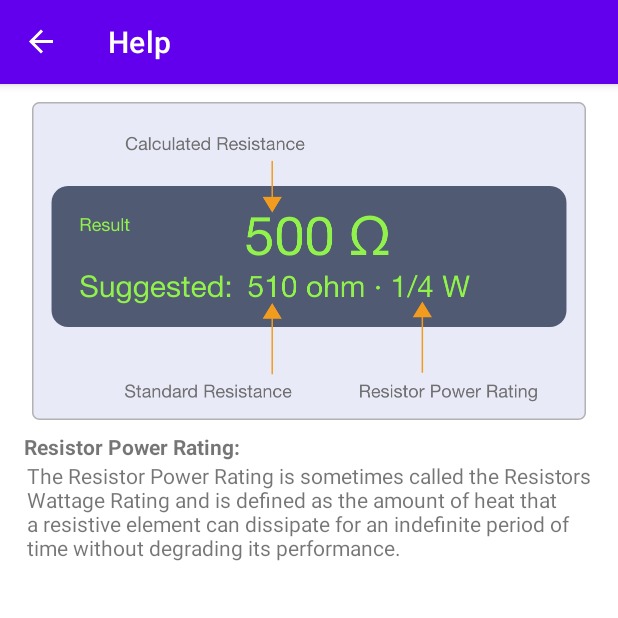
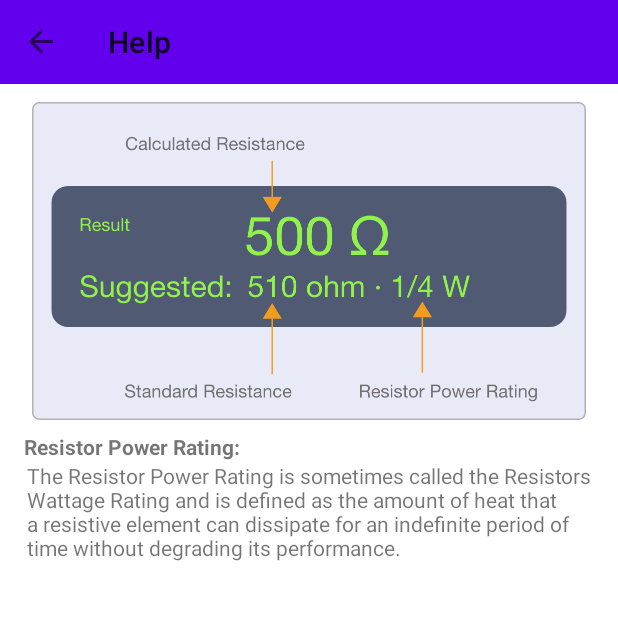
Before and after one commit to Helaluzzaman/LEDResistorCalculator, an Android app: the screen it shows after launch (MainActivity), in the options menu, after a tap on "Help", on a phone screen of 412 x 824 dp, the top half of it. Run offline under Robolectric (Android 15) with nearby library versions, the phone set to English and light mode, and no system bars; our stand-ins replace navigation-ui.

Commit message:
toolbar added.

```diff
--- a/app/src/main/java/com/hbsoft/ledresistorcalculator/MainActivity.kt
+++ b/app/src/main/java/com/hbsoft/ledresistorcalculator/MainActivity.kt
@@ -2,18 +2,56 @@ package com.hbsoft.ledresistorcalculator
 
 import androidx.appcompat.app.AppCompatActivity
 import android.os.Bundle
+import androidx.appcompat.widget.Toolbar
+import androidx.drawerlayout.widget.DrawerLayout
+import androidx.navigation.NavController
 import androidx.navigation.findNavController
+import androidx.navigation.ui.AppBarConfiguration
+import androidx.navigation.ui.navigateUp
 import androidx.navigation.ui.setupActionBarWithNavController
+import androidx.navigation.ui.setupWithNavController
+import com.google.android.material.navigation.NavigationView
+
+lateinit var appBarConfiguration: AppBarConfiguration
 
 class MainActivity : AppCompatActivity() {
     override fun onCreate(savedInstanceState: Bundle?) {
         super.onCreate(savedInstanceState)
         setContentView(R.layout.activity_main)
-        setupActionBarWithNavController(findNavController(R.id.fragmentContainerView))
+
+        val toolbar = findViewById<Toolbar>(R.id.toolbar)
+        setSupportActionBar(toolbar)
+
+//        val host:NavHostFragment = supportFragmentManager.findFragmentById(R.id.my_nav_host_fragment) as NavHostFragment? ?: return
+//        val navController: NavController = host.navController
+        val navController = findNavController(R.id.my_nav_host_fragment)
+        val drawerLayout: DrawerLayout = findViewById(R.id.drawer_layout)
+        appBarConfiguration = AppBarConfiguration(
+            setOf(R.id.launchFragment, R.id.settingFragment), drawerLayout
+        )
+
+        setupSideNavigationView(navController)
+        setupActionBar(navController, appBarConfiguration)
+
+//        setupActionBarWithNavController(findNavController(R.id.my_nav_host_fragment))
+    }
+
+    private fun setupActionBar(
+        navController: NavController,
+        appBarConfiguration: AppBarConfiguration
+    ) {
+        setupActionBarWithNavController(navController, appBarConfiguration)
+    }
+
+    private fun setupSideNavigationView(navController: NavController) {
+        // drawer navigation.
+        val sideNavView = findViewById<NavigationView>(R.id.side_navigation)
+        sideNavView.setupWithNavController(navController)
     }
 
     override fun onSupportNavigateUp(): Boolean {
-        val navController = findNavController(R.id.fragmentContainerView)
-        return navController.navigateUp()||super.onSupportNavigateUp()
+        val navController = findNavController(R.id.my_nav_host_fragment)
+        return navController.navigateUp(appBarConfiguration)
     }
+
 }
--- a/app/src/main/java/com/hbsoft/ledresistorcalculator/fragments/LaunchFragment.kt
+++ b/app/src/main/java/com/hbsoft/ledresistorcalculator/fragments/LaunchFragment.kt
@@ -14,6 +14,7 @@ import androidx.core.graphics.drawable.DrawableCompat
 import androidx.core.view.get
 import androidx.fragment.app.viewModels
 import androidx.navigation.fragment.findNavController
+import androidx.navigation.ui.onNavDestinationSelected
 import com.hbsoft.ledresistorcalculator.R
 import com.hbsoft.ledresistorcalculator.data.CalculationData
 import com.hbsoft.ledresistorcalculator.data.Led
@@ -152,9 +153,10 @@ class LaunchFragment : Fragment() {
     }
 
     override fun onOptionsItemSelected(item: MenuItem): Boolean {
+        item.onNavDestinationSelected(findNavController())
         when(item.itemId){
-            R.id.menu_about -> findNavController().navigate(R.id.action_launchFragment_to_aboutFragment)
-            R.id.menu_help -> findNavController().navigate(R.id.action_launchFragment_to_helpFragment)
+//            R.id.menu_about -> findNavController().navigate(R.id.action_launchFragment_to_aboutFragment)
+//            R.id.menu_help -> findNavController().navigate(R.id.action_launchFragment_to_helpFragment)
         }
         return super.onOptionsItemSelected(item)
     }
--- a/app/src/main/res/layout/activity_main.xml
+++ b/app/src/main/res/layout/activity_main.xml
@@ -1,13 +1,25 @@
 <?xml version="1.0" encoding="utf-8"?>
-<androidx.constraintlayout.widget.ConstraintLayout xmlns:android="http://schemas.android.com/apk/res/android"
+<androidx.drawerlayout.widget.DrawerLayout xmlns:android="http://schemas.android.com/apk/res/android"
     xmlns:app="http://schemas.android.com/apk/res-auto"
+    android:id="@+id/drawer_layout"
     xmlns:tools="http://schemas.android.com/tools"
     android:layout_width="match_parent"
     android:layout_height="match_parent"
     tools:context=".MainActivity">
+    <LinearLayout
+        android:layout_width="match_parent"
+        android:layout_height="match_parent"
+        android:orientation="vertical">
+        <androidx.appcompat.widget.Toolbar
+            android:id="@+id/toolbar"
+            android:layout_width="match_parent"
+            android:layout_height="wrap_content"
+            android:background="@color/design_default_color_primary"
+            style="@style/ThemeOverlay.MaterialComponents.Dark.ActionBar"
 
+            />
         <fragment
-        android:id="@+id/fragmentContainerView"
+            android:id="@+id/my_nav_host_fragment"
             android:name="androidx.navigation.fragment.NavHostFragment"
             android:layout_width="match_parent"
             android:layout_height="match_parent"
@@ -18,4 +30,13 @@
             app:layout_constraintStart_toStartOf="parent"
             app:layout_constraintTop_toTopOf="parent"
             app:navGraph="@navigation/navigation" />
-</androidx.constraintlayout.widget.ConstraintLayout>
+    </LinearLayout>
+
+    <com.google.android.material.navigation.NavigationView
+        android:id="@+id/side_navigation"
+        android:layout_width="wrap_content"
+        android:layout_height="match_parent"
+        android:layout_gravity="start"
+        app:menu="@menu/launch_fragment"
+        />
+</androidx.drawerlayout.widget.DrawerLayout>
--- a/app/src/main/res/menu/launch_fragment.xml
+++ b/app/src/main/res/menu/launch_fragment.xml
@@ -1,7 +1,7 @@
 <?xml version="1.0" encoding="utf-8"?>
 <menu xmlns:android="http://schemas.android.com/apk/res/android">
-    <item android:id="@+id/menu_help"
+    <item android:id="@+id/action_launchFragment_to_helpFragment"
         android:title="@string/help"/>
-    <item android:id="@+id/menu_about"
+    <item android:id="@+id/action_launchFragment_to_aboutFragment"
         android:title="@string/about"/>
 </menu>
--- a/app/src/main/res/values-night/themes.xml
+++ b/app/src/main/res/values-night/themes.xml
@@ -1,6 +1,6 @@
 <resources xmlns:tools="http://schemas.android.com/tools">
     <!-- Base application theme. -->
-    <style name="Theme.LEDResistorCalculator" parent="Theme.MaterialComponents.DayNight.DarkActionBar">
+    <style name="Theme.LEDResistorCalculator" parent="Theme.MaterialComponents.DayNight.NoActionBar">
         <!-- Primary brand color. -->
         <item name="colorPrimary">@color/purple_200</item>
         <item name="colorPrimaryVariant">@color/purple_700</item>
--- a/app/src/main/res/values/themes.xml
+++ b/app/src/main/res/values/themes.xml
@@ -1,6 +1,6 @@
 <resources xmlns:tools="http://schemas.android.com/tools">
     <!-- Base application theme. -->
-    <style name="Theme.LEDResistorCalculator" parent="Theme.MaterialComponents.DayNight.DarkActionBar">
+    <style name="Theme.LEDResistorCalculator" parent="Theme.MaterialComponents.DayNight.NoActionBar">
         <!-- Primary brand color. -->
         <item name="colorPrimary">@color/purple_500</item>
         <item name="colorPrimaryVariant">@color/purple_700</item>
--- a/build.gradle
+++ b/build.gradle
@@ -5,7 +5,7 @@ buildscript {
         mavenCentral()
     }
     dependencies {
-        classpath 'com.android.tools.build:gradle:7.0.0-rc01'
+        classpath 'com.android.tools.build:gradle:7.0.0'
         classpath 'org.jetbrains.kotlin:kotlin-gradle-plugin:1.5.20'
 
         // NOTE: Do not place your application dependencies here; they belong
```
Lines whose indentation alone changed are shown as unchanged.
